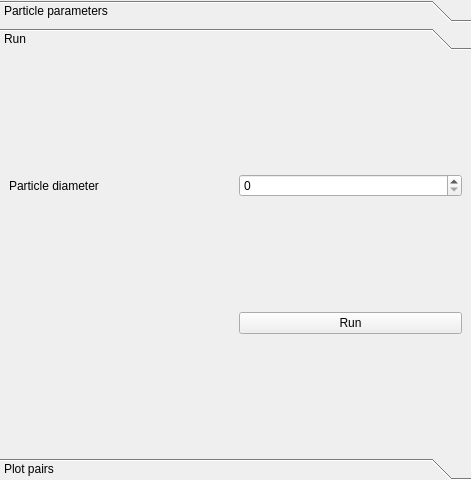
The window that ClearMap/gui/creator/colocalization_params.ui (ClearAnatomics/ClearMap) describes before a commit, drawn with Qt 5.
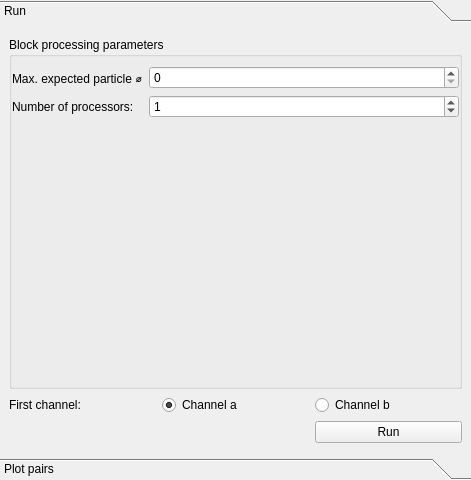
The same window after the commit. The open tabs and pages were chosen to show the change.

Commit message: IMPROVEMENT: Adds voxelization and channel order to colocalization processor and tab

```diff
--- a/ClearMap/gui/creator/colocalization_params.ui
+++ b/ClearMap/gui/creator/colocalization_params.ui
@@ -31,52 +31,104 @@
      <property name="currentIndex">
       <number>2</number>
      </property>
-     <widget class="QWidget" name="page_3">
-      <property name="geometry">
-       <rect>
-        <x>0</x>
-        <y>0</y>
-        <width>471</width>
-        <height>390</height>
-       </rect>
-      </property>
-      <attribute name="label">
-       <string>Particle parameters</string>
-      </attribute>
-     </widget>
      <widget class="QWidget" name="page_4">
       <property name="geometry">
        <rect>
         <x>0</x>
         <y>0</y>
         <width>471</width>
-        <height>390</height>
+        <height>420</height>
        </rect>
       </property>
       <attribute name="label">
        <string>Run</string>
       </attribute>
       <layout class="QGridLayout" name="gridLayout_2">
-       <item row="0" column="0">
-        <widget class="QLabel" name="label">
-         <property name="toolTip">
-          <string>&lt;html&gt;&lt;head/&gt;&lt;body&gt;&lt;p&gt;Typical particle diameter. This is used to compute the overlaps for the block processing.&lt;/p&gt;&lt;/body&gt;&lt;/html&gt;</string>
-         </property>
+       <item row="1" column="0">
+        <widget class="QLabel" name="label_5">
          <property name="text">
-          <string>Particle diameter</string>
+          <string>First channel:</string>
          </property>
         </widget>
        </item>
-       <item row="0" column="1">
-        <widget class="QSpinBox" name="colocalizationDiameterSpinBox"/>
-       </item>
-       <item row="1" column="1">
+       <item row="2" column="2">
         <widget class="QPushButton" name="colocalizationRunPushButton">
          <property name="text">
           <string>Run</string>
          </property>
         </widget>
        </item>
+       <item row="0" column="0" colspan="3">
+        <widget class="QGroupBox" name="groupBox">
+         <property name="title">
+          <string>Block processing parameters</string>
+         </property>
+         <layout class="QFormLayout" name="formLayout">
+          <property name="sizeConstraint">
+           <enum>QLayout::SetMinimumSize</enum>
+          </property>
+          <property name="leftMargin">
+           <number>0</number>
+          </property>
+          <property name="topMargin">
+           <number>9</number>
+          </property>
+          <property name="rightMargin">
+           <number>0</number>
+          </property>
+          <property name="bottomMargin">
+           <number>0</number>
+          </property>
+          <item row="0" column="0">
+           <widget class="QLabel" name="label">
+            <property name="toolTip">
+             <string>&lt;html&gt;&lt;head/&gt;&lt;body&gt;&lt;p&gt;Typical particle diameter. This is used to compute the overlaps for the block processing.&lt;/p&gt;&lt;/body&gt;&lt;/html&gt;</string>
+            </property>
+            <property name="text">
+             <string>Max. expected particle ⌀</string>
+            </property>
+           </widget>
+          </item>
+          <item row="0" column="1">
+           <widget class="QSpinBox" name="colocalizationDiameterSpinBox"/>
+          </item>
+          <item row="1" column="0">
+           <widget class="QLabel" name="label_6">
+            <property name="text">
+             <string>Number of processors:</string>
+            </property>
+           </widget>
+          </item>
+          <item row="1" column="1">
+           <widget class="QSpinBox" name="colocalizationNProcessesSpinBox">
+            <property name="minimum">
+             <number>-99</number>
+            </property>
+            <property name="value">
+             <number>1</number>
+            </property>
+           </widget>
+          </item>
+         </layout>
+        </widget>
+       </item>
+       <item row="1" column="2">
+        <widget class="QRadioButton" name="colocalizationChannelBFirstRadioButton">
+         <property name="text">
+          <string>Channel b</string>
+         </property>
+        </widget>
+       </item>
+       <item row="1" column="1">
+        <widget class="QRadioButton" name="colocalizationChannelAFirstRadioButton">
+         <property name="text">
+          <string>Channel a</string>
+         </property>
+         <property name="checked">
+          <bool>true</bool>
+         </property>
+        </widget>
+       </item>
       </layout>
      </widget>
      <widget class="QWidget" name="page_5">
```
Left out of the diff: 55 changed lines with no effect on the pictures. The commit also changes 1 other file.
